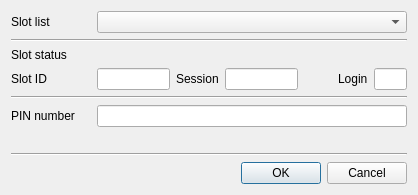
Qt form CryptokiMan/init_pin_dlg.ui (jykim74/CryptokiMan) before a commit.
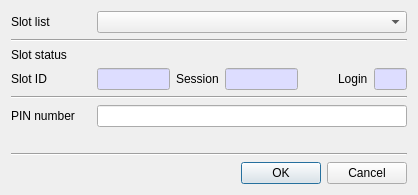
The same form after that commit.

Commit message: Read Only 입력창 색지정

Patch:
```diff
--- a/CryptokiMan/init_pin_dlg.ui
+++ b/CryptokiMan/init_pin_dlg.ui
@@ -84,6 +84,46 @@
          <height>16777215</height>
         </size>
        </property>
+       <property name="palette">
+        <palette>
+         <active>
+          <colorrole role="Base">
+           <brush brushstyle="SolidPattern">
+            <color alpha="255">
+             <red>221</red>
+             <green>221</green>
+             <blue>255</blue>
+            </color>
+           </brush>
+          </colorrole>
+         </active>
+         <inactive>
+          <colorrole role="Base">
+           <brush brushstyle="SolidPattern">
+            <color alpha="255">
+             <red>221</red>
+             <green>221</green>
+             <blue>255</blue>
+            </color>
+           </brush>
+          </colorrole>
+         </inactive>
+         <disabled>
+          <colorrole role="Base">
+           <brush brushstyle="SolidPattern">
+            <color alpha="255">
+             <red>240</red>
+             <green>240</green>
+             <blue>240</blue>
+            </color>
+           </brush>
+          </colorrole>
+         </disabled>
+        </palette>
+       </property>
+       <property name="readOnly">
+        <bool>true</bool>
+       </property>
       </widget>
      </item>
      <item row="0" column="3">
@@ -94,6 +134,46 @@
          <height>16777215</height>
         </size>
        </property>
+       <property name="palette">
+        <palette>
+         <active>
+          <colorrole role="Base">
+           <brush brushstyle="SolidPattern">
+            <color alpha="255">
+             <red>221</red>
+             <green>221</green>
+             <blue>255</blue>
+            </color>
+           </brush>
+          </colorrole>
+         </active>
+         <inactive>
+          <colorrole role="Base">
+           <brush brushstyle="SolidPattern">
+            <color alpha="255">
+             <red>221</red>
+             <green>221</green>
+             <blue>255</blue>
+            </color>
+           </brush>
+          </colorrole>
+         </inactive>
+         <disabled>
+          <colorrole role="Base">
+           <brush brushstyle="SolidPattern">
+            <color alpha="255">
+             <red>240</red>
+             <green>240</green>
+             <blue>240</blue>
+            </color>
+           </brush>
+          </colorrole>
+         </disabled>
+        </palette>
+       </property>
+       <property name="readOnly">
+        <bool>true</bool>
+       </property>
       </widget>
      </item>
      <item row="0" column="5">
@@ -118,6 +198,46 @@
          <height>16777215</height>
         </size>
        </property>
+       <property name="palette">
+        <palette>
+         <active>
+          <colorrole role="Base">
+           <brush brushstyle="SolidPattern">
+            <color alpha="255">
+             <red>221</red>
+             <green>221</green>
+             <blue>255</blue>
+            </color>
+           </brush>
+          </colorrole>
+         </active>
+         <inactive>
+          <colorrole role="Base">
+           <brush brushstyle="SolidPattern">
+            <color alpha="255">
+             <red>221</red>
+             <green>221</green>
+             <blue>255</blue>
+            </color>
+           </brush>
+          </colorrole>
+         </inactive>
+         <disabled>
+          <colorrole role="Base">
+           <brush brushstyle="SolidPattern">
+            <color alpha="255">
+             <red>240</red>
+             <green>240</green>
+             <blue>240</blue>
+            </color>
+           </brush>
+          </colorrole>
+         </disabled>
+        </palette>
+       </property>
+       <property name="readOnly">
+        <bool>true</bool>
+       </property>
       </widget>
      </item>
      <item row="0" column="4">
```
The commit also changes 22 other files.
